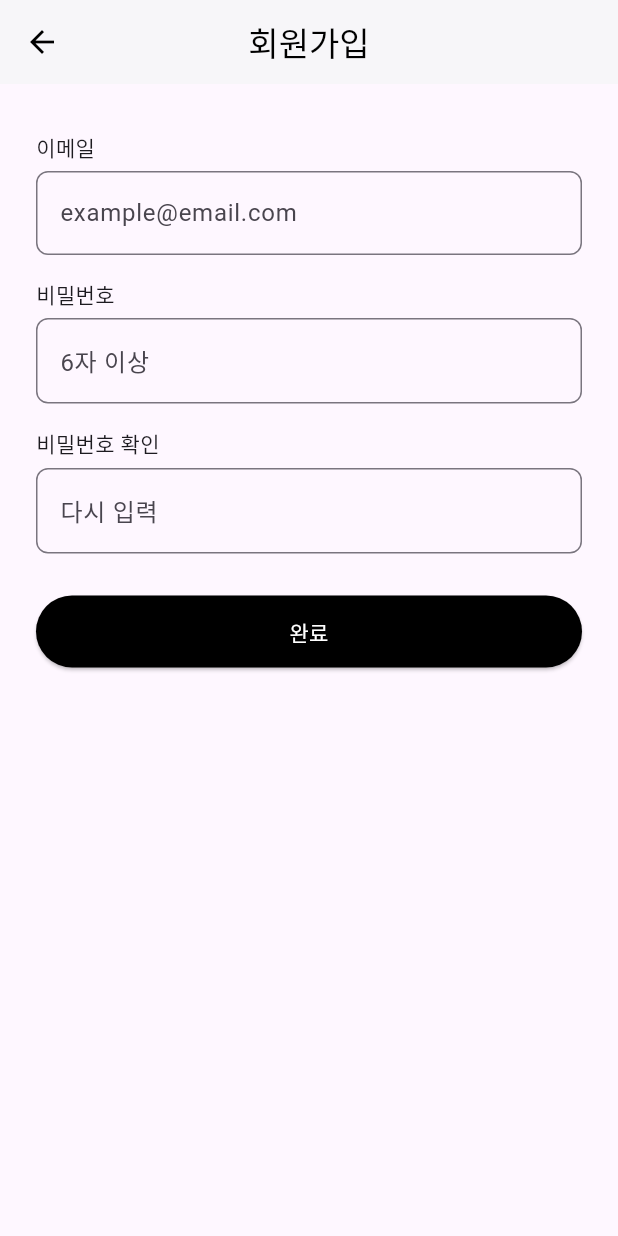
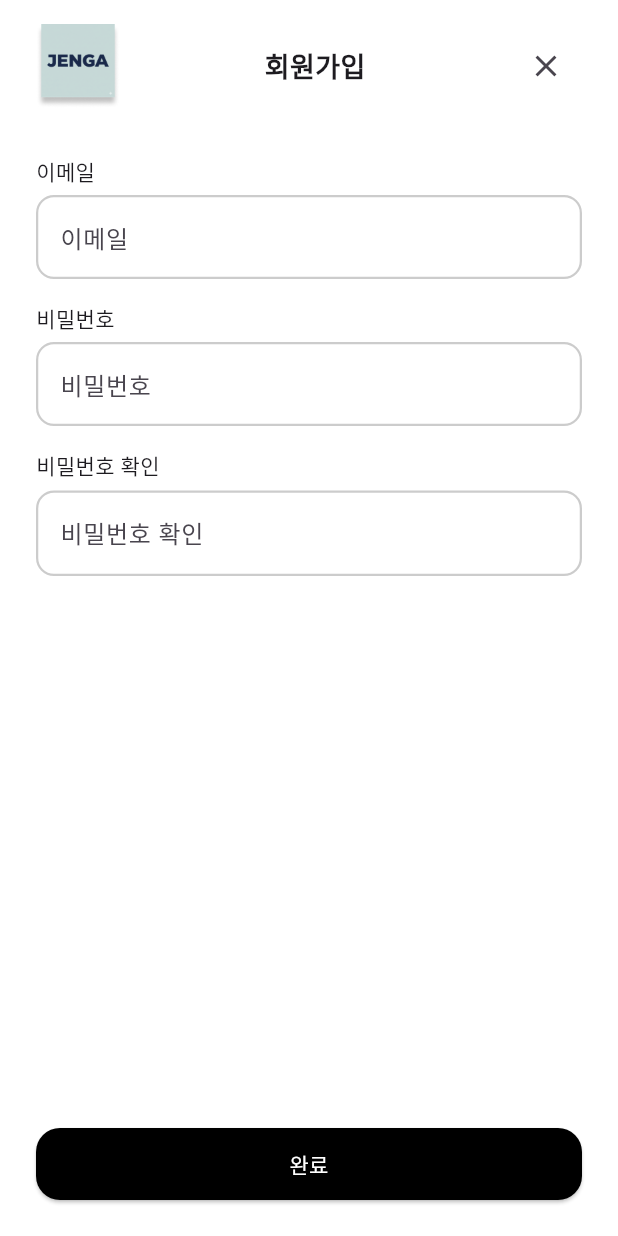
Before and after one commit to Jengaaaa/frontend, a Flutter app: the LoginScreen screen opened directly, after a tap on "회원가입하기", on a phone screen of 412 x 824 dp. Run offline on Flutter 3.47's test engine with Material 3 defaults, Android fonts, the phone set to English and light mode, and no system bars.

Commit message:
update login/signup page

```diff
--- a/lib/features/auth/login_screen.dart
+++ b/lib/features/auth/login_screen.dart
@@ -17,42 +17,56 @@ class _LoginScreenState extends State<LoginScreen> {
   @override
   Widget build(BuildContext context) {
     return Scaffold(
-      body: Padding(
-        padding: const EdgeInsets.symmetric(horizontal: 24, vertical: 56),
+      backgroundColor: Colors.white,
+      body: Center(
+        child: Container(
+          margin: const EdgeInsets.symmetric(horizontal: 24),
+          padding: const EdgeInsets.fromLTRB(24, 32, 24, 32),
+          decoration: BoxDecoration(
+            color: Colors.white,
+            borderRadius: BorderRadius.circular(24),
+            boxShadow: [
+              BoxShadow(
+                color: Colors.black.withOpacity(0.06),
+                blurRadius: 24,
+                offset: const Offset(0, 12),
+              ),
+            ],
+          ),
           child: Column(
+            mainAxisSize: MainAxisSize.min,
             crossAxisAlignment: CrossAxisAlignment.start,
             children: [
               const Text(
                 "Login",
                 style: TextStyle(fontSize: 28, fontWeight: FontWeight.bold),
               ),
-            const SizedBox(height: 24),
-
+              const SizedBox(height: 32),
               AuthTextField(
                 label: "Email",
-              hint: "example@email.com",
+                hint: "hola@soytian.tech",
                 controller: email,
+                borderColor: const Color(0xFFB5D1DA),
               ),
-
               AuthTextField(
                 label: "Password",
-              hint: "Your Password",
+                hint: "Placeholder",
                 controller: password,
                 obscure: true,
+                borderColor: const Color(0xFFB5D1DA),
               ),
-
-            const SizedBox(height: 12),
-
+              const SizedBox(height: 8),
               AuthButton(
                 text: "Continue",
+                backgroundColor: Colors.black,
                 onPressed: () {
-                // 로그인 API 연동 예정
+                  // TODO: 로그인 API 연동
                 },
               ),
-
               const SizedBox(height: 12),
-
-            TextButton(
+              Align(
+                alignment: Alignment.center,
+                child: TextButton(
                   onPressed: () {
                     Navigator.push(
                       context,
@@ -61,7 +75,9 @@ class _LoginScreenState extends State<LoginScreen> {
                   },
                   child: const Text("회원가입하기"),
                 ),
+              ),
             ],
+          ),
         ),
       ),
     );
--- a/lib/features/auth/signup_screen.dart
+++ b/lib/features/auth/signup_screen.dart
@@ -19,6 +19,10 @@ class _SignupScreenState extends State<SignupScreen> {
   String? emailError;
   String? passwordError;
   String? confirmError;
+
+  // stroke / button 색상
+  Color strokeColor = const Color(0xFFCCCCCC);
+  Color buttonColor = Colors.black;
 
   bool validate() {
     bool ok = true;
@@ -47,6 +51,15 @@ class _SignupScreenState extends State<SignupScreen> {
       confirmError = null;
     }
 
+    // 색상 업데이트
+    if (ok) {
+      strokeColor = const Color(0xFFABC7D0);
+      buttonColor = const Color(0xFFABC7D0);
+    } else {
+      strokeColor = const Color(0xFFFF5558);
+      buttonColor = const Color(0xFFFF5558);
+    }
+
     setState(() {});
     return ok;
   }
@@ -54,50 +67,89 @@ class _SignupScreenState extends State<SignupScreen> {
   @override
   Widget build(BuildContext context) {
     return Scaffold(
-      appBar: AppBar(
-        title: const Text("회원가입"),
-        centerTitle: true,
-        elevation: 1,
       backgroundColor: Colors.white,
-        foregroundColor: Colors.black,
+      body: SafeArea(
+        child: Column(
+          crossAxisAlignment: CrossAxisAlignment.stretch,
+          children: [
+            Padding(
+              padding: const EdgeInsets.symmetric(horizontal: 24, vertical: 16),
+              child: Row(
+                children: [
+                  Image.asset(
+                    'assets/images/logo2.png',
+                    width: 56,
+                    height: 56,
+                    fit: BoxFit.cover,
                   ),
-      body: Padding(
-        padding: const EdgeInsets.symmetric(horizontal: 24, vertical: 32),
+                  const Spacer(),
+                  const Text(
+                    "회원가입",
+                    style: TextStyle(fontSize: 18, fontWeight: FontWeight.bold),
+                  ),
+                  const Spacer(),
+                  IconButton(
+                    onPressed: () => Navigator.pop(context),
+                    icon: const Icon(Icons.close),
+                  ),
+                ],
+              ),
+            ),
+            Expanded(
+              child: SingleChildScrollView(
+                padding: const EdgeInsets.symmetric(
+                  horizontal: 24,
+                  vertical: 16,
+                ),
                 child: Column(
                   children: [
                     AuthTextField(
                       label: "이메일",
-              hint: "example@email.com",
+                      hint: "이메일",
                       controller: email,
                       errorText: emailError,
+                      borderColor: strokeColor,
+                      errorBorderColor: strokeColor,
                     ),
                     AuthTextField(
                       label: "비밀번호",
-              hint: "6자 이상",
+                      hint: "비밀번호",
                       obscure: true,
                       controller: password,
                       errorText: passwordError,
+                      borderColor: strokeColor,
+                      errorBorderColor: strokeColor,
                     ),
                     AuthTextField(
                       label: "비밀번호 확인",
-              hint: "다시 입력",
+                      hint: "비밀번호 확인",
                       obscure: true,
                       controller: confirm,
                       errorText: confirmError,
+                      borderColor: strokeColor,
+                      errorBorderColor: strokeColor,
                     ),
-
-            const SizedBox(height: 12),
-
-            AuthButton(
+                  ],
+                ),
+              ),
+            ),
+            Padding(
+              padding: const EdgeInsets.symmetric(horizontal: 24, vertical: 24),
+              child: AuthButton(
                 text: "완료",
+                backgroundColor: buttonColor,
+                disabledBackgroundColor: const Color(0xFFE0E0E0),
                 onPressed: () {
                   if (validate()) {
                     Navigator.push(
                       context,
-                    MaterialPageRoute(builder: (_) => const SignupSuccessScreen()),
+                      MaterialPageRoute(
+                        builder: (_) => const SignupSuccessScreen(),
+                      ),
                     );
                   }
                 },
+              ),
             ),
           ],
         ),
--- a/lib/features/auth/widgets/auth_button.dart
+++ b/lib/features/auth/widgets/auth_button.dart
@@ -4,12 +4,18 @@ class AuthButton extends StatelessWidget {
   final String text;
   final VoidCallback onPressed;
   final bool disabled;
+  final Color backgroundColor;
+  final Color disabledBackgroundColor;
+  final Color textColor;
 
   const AuthButton({
     super.key,
     required this.text,
     required this.onPressed,
     this.disabled = false,
+    this.backgroundColor = Colors.black,
+    this.disabledBackgroundColor = const Color(0xFFE0E0E0),
+    this.textColor = Colors.white,
   });
 
   @override
@@ -20,8 +26,11 @@ class AuthButton extends StatelessWidget {
       child: ElevatedButton(
         onPressed: disabled ? null : onPressed,
         style: ElevatedButton.styleFrom(
-          backgroundColor: disabled ? Colors.grey[300] : Colors.black,
-          foregroundColor: Colors.white,
+          backgroundColor: disabled ? disabledBackgroundColor : backgroundColor,
+          foregroundColor: textColor,
+          shape: RoundedRectangleBorder(
+            borderRadius: BorderRadius.circular(16),
+          ),
         ),
         child: Text(text),
       ),
--- a/lib/features/auth/widgets/auth_text_field.dart
+++ b/lib/features/auth/widgets/auth_text_field.dart
@@ -6,6 +6,8 @@ class AuthTextField extends StatelessWidget {
   final bool obscure;
   final TextEditingController controller;
   final String? errorText;
+  final Color borderColor;
+  final Color? errorBorderColor;
 
   const AuthTextField({
     super.key,
@@ -14,10 +16,24 @@ class AuthTextField extends StatelessWidget {
     this.obscure = false,
     required this.controller,
     this.errorText,
+    this.borderColor = const Color(0xFFCCCCCC),
+    this.errorBorderColor,
   });
 
   @override
   Widget build(BuildContext context) {
+    final hasError = errorText != null;
+    final Color effectiveBorderColor = hasError
+        ? (errorBorderColor ?? Colors.red)
+        : borderColor;
+
+    OutlineInputBorder _outlined(Color color) {
+      return OutlineInputBorder(
+        borderRadius: BorderRadius.circular(12),
+        borderSide: BorderSide(color: color, width: 1.5),
+      );
+    }
+
     return Column(
       crossAxisAlignment: CrossAxisAlignment.start,
       children: [
@@ -29,11 +45,8 @@ class AuthTextField extends StatelessWidget {
           decoration: InputDecoration(
             hintText: hint,
             errorText: errorText,
-            border: OutlineInputBorder(borderRadius: BorderRadius.circular(8)),
-            focusedBorder: OutlineInputBorder(
-              borderRadius: BorderRadius.circular(8),
-              borderSide: const BorderSide(color: Colors.black),
-            ),
+            enabledBorder: _outlined(effectiveBorderColor),
+            focusedBorder: _outlined(effectiveBorderColor),
           ),
         ),
         const SizedBox(height: 16),
--- a/lib/main.dart
+++ b/lib/main.dart
@@ -33,6 +33,7 @@ class MyApp extends StatelessWidget {
       ),
       // home: const MyHomePage(title: 'Flutter Demo Home Page'),
       home: const WelcomeScreen(),
+
     );
   }
 }
```
Also changed, not shown: lib/features/auth/signup_success_screen.dart (+26 -5 lines), lib/screens/welcome_screen.dart (+31 -3 lines), assets/images/logo2.png (added). Lines whose indentation alone changed are shown as unchanged.
